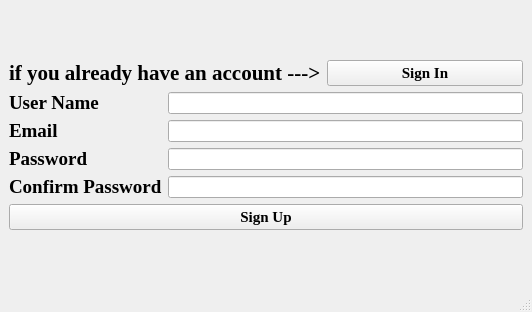
Above: src/qt/forms/secdialog.ui from HTHcoin/helpthehomelesscoin before the change. Below: the same form after it.
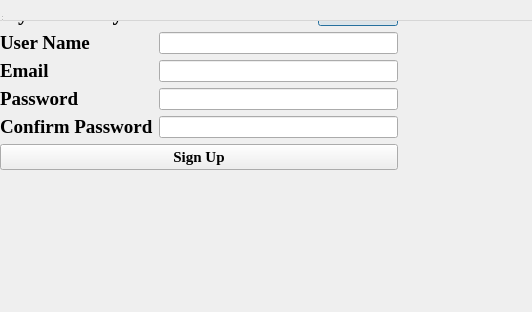
That is the form after the change.

Patch:
```diff
--- a/src/qt/forms/secdialog.ui
+++ b/src/qt/forms/secdialog.ui
@@ -1,7 +1,7 @@
 <?xml version="1.0" encoding="UTF-8"?>
 <ui version="4.0">
  <class>SecDialog</class>
- <widget class="QMainWindow" name="SecDialog">
+ <widget class="QDialog" name="SecDialog">
   <property name="geometry">
    <rect>
     <x>0</x>
```
